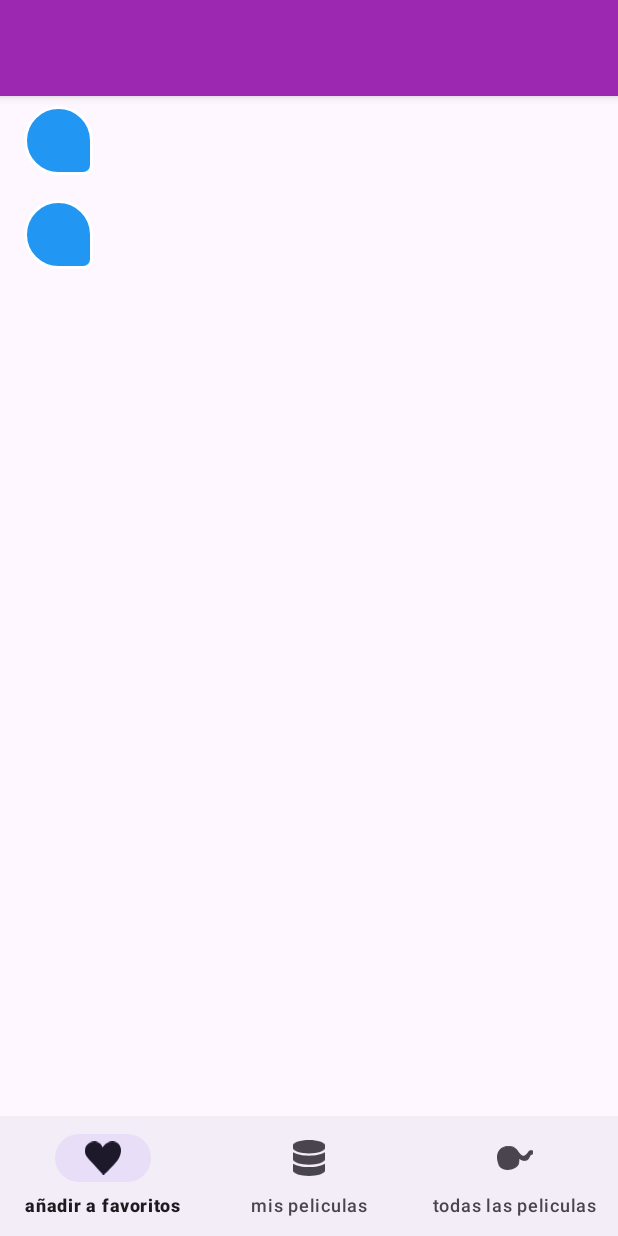
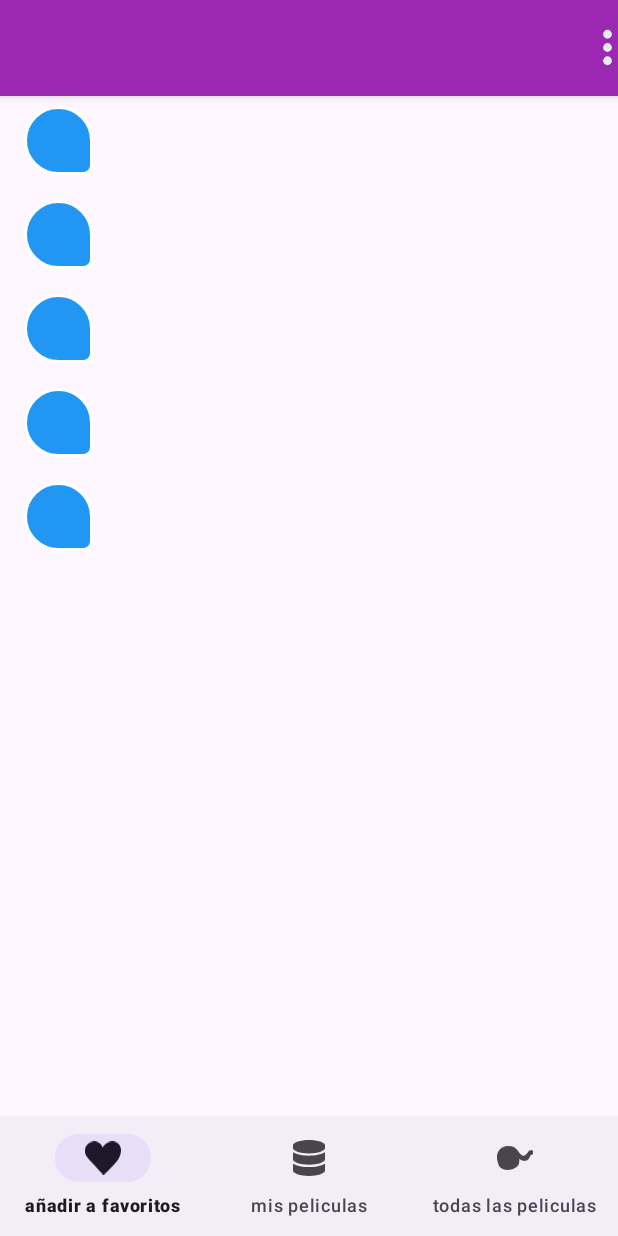
Before and after one commit to azuberogon/ProyectoKotlinDAM, an Android app: the layout activity_menu.xml on its own in the app's theme, with its tools: preview values and no code run, on a phone screen of 412 x 824 dp. Run offline under Robolectric (Android 15) with nearby library versions, the phone set to English and light mode, and no system bars.

Commit message:
cambios en el menu
-falta el menú de tres puntos
-modificación de algunos menús

```diff
--- /dev/null
+++ b/app/src/main/res/drawable/baseline_account_circle_24.xml
@@ -0,0 +1,5 @@
+<vector android:height="24dp" android:tint="#000000"
+    android:viewportHeight="24" android:viewportWidth="24"
+    android:width="24dp" xmlns:android="http://schemas.android.com/apk/res/android">
+    <path android:fillColor="@android:color/white" android:pathData="M12,2C6.48,2 2,6.48 2,12s4.48,10 10,10 10,-4.48 10,-10S17.52,2 12,2zM12,5c1.66,0 3,1.34 3,3s-1.34,3 -3,3 -3,-1.34 -3,-3 1.34,-3 3,-3zM12,19.2c-2.5,0 -4.71,-1.28 -6,-3.22 0.03,-1.99 4,-3.08 6,-3.08 1.99,0 5.97,1.09 6,3.08 -1.29,1.94 -3.5,3.22 -6,3.22z"/>
+</vector>
--- /dev/null
+++ b/app/src/main/res/drawable/more_vert_24dp_fill0_wght400_grad0_opsz24.xml
@@ -0,0 +1,9 @@
+<vector xmlns:android="http://schemas.android.com/apk/res/android"
+    android:width="24dp"
+    android:height="24dp"
+    android:viewportWidth="960"
+    android:viewportHeight="960">
+  <path
+      android:pathData="M480,800q-33,0 -56.5,-23.5T400,720q0,-33 23.5,-56.5T480,640q33,0 56.5,23.5T560,720q0,33 -23.5,56.5T480,800ZM480,560q-33,0 -56.5,-23.5T400,480q0,-33 23.5,-56.5T480,400q33,0 56.5,23.5T560,480q0,33 -23.5,56.5T480,560ZM480,320q-33,0 -56.5,-23.5T400,240q0,-33 23.5,-56.5T480,160q33,0 56.5,23.5T560,240q0,33 -23.5,56.5T480,320Z"
+      android:fillColor="#e8eaed"/>
+</vector>
--- a/app/src/main/res/layout/activity_menu.xml
+++ b/app/src/main/res/layout/activity_menu.xml
@@ -6,23 +6,38 @@
     android:layout_height="match_parent"
     tools:context=".menu">
 
+
+
     <com.google.android.material.appbar.MaterialToolbar
         android:id="@+id/toolbar"
         android:layout_width="match_parent"
         android:layout_height="?attr/actionBarSize"
         app:layout_constraintEnd_toEndOf="parent"
         app:layout_constraintStart_toStartOf="parent"
-        app:layout_constraintTop_toTopOf="parent" />
+        app:layout_constraintTop_toTopOf="parent" >
+        <ImageView
+            android:id="@+id/imageView2"
+            android:layout_width="35dp"
+            android:layout_height="50dp"
+            android:layout_marginStart="387dp"
+            app:layout_constraintEnd_toEndOf="parent"
+            app:layout_constraintStart_toStartOf="@+id/toolbar"
+            app:srcCompat="@drawable/more_vert_24dp_fill0_wght400_grad0_opsz24"
+            tools:layout_editor_absoluteY="16dp" />
+    </com.google.android.material.appbar.MaterialToolbar>
 
     <androidx.recyclerview.widget.RecyclerView
         android:id="@+id/recycler"
-        android:layout_width ="match_parent"
-        android:layout_height ="wrap_content"
-        app:layoutManager ="androidx.recyclerview.widget.LinearLayoutManager"
-        app:layout_constraintEnd_toEndOf ="parent"
-        app:layout_constraintStart_toStartOf ="parent"
-        app:layout_constraintTop_toTopOf ="parent"
+        android:layout_width="412dp"
+        android:layout_height="649dp"
+        app:layoutManager="androidx.recyclerview.widget.LinearLayoutManager"
+        app:layout_constraintEnd_toEndOf="parent"
+        app:layout_constraintHorizontal_bias="0.0"
+        app:layout_constraintStart_toStartOf="parent"
+        app:layout_constraintTop_toTopOf="parent"
+        tools:itemCount="20"
         tools:listitem="@layout/row" />
+
     <com.google.android.material.bottomnavigation.BottomNavigationView
         android:id="@+id/bottom_navigation"
         android:layout_width="0dp"
@@ -31,4 +46,5 @@
         app:layout_constraintLeft_toLeftOf="parent"
         app:layout_constraintRight_toRightOf="parent"
         app:menu="@menu/menu_navegacion"/>
+
 </androidx.constraintlayout.widget.ConstraintLayout>
--- /dev/null
+++ b/app/src/main/res/menu/menu_tres_puntos.xml
@@ -0,0 +1,4 @@
+<?xml version="1.0" encoding="utf-8"?>
+<menu xmlns:android="http://schemas.android.com/apk/res/android">
+
+</menu>
```
Also changed, not shown: app/src/main/java/com/example/aguas/MainActivity.kt (+9 -0 lines), app/src/main/java/com/example/aguas/Registro.kt (+24 -0 lines), app/src/main/res/layout/activity_main.xml (+19 -8 lines), app/src/main/res/layout/activity_registro.xml (+15 -12 lines), app/src/main/res/values/strings.xml (+8 -0 lines).
